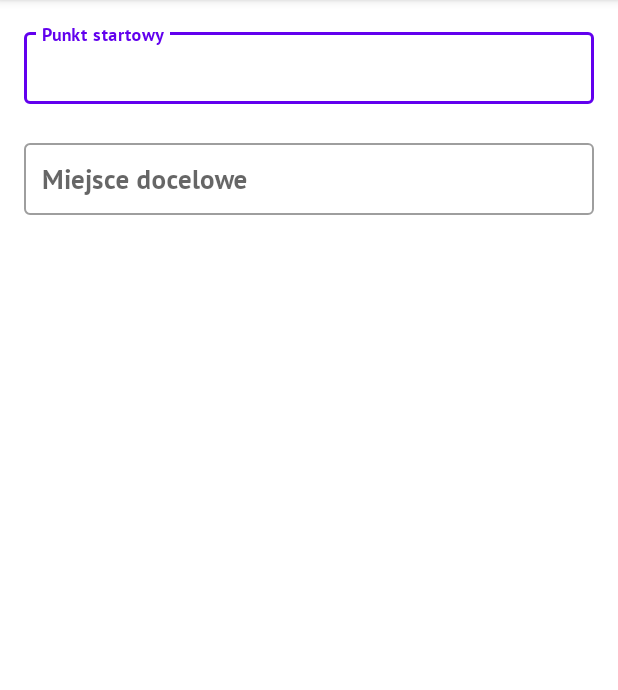
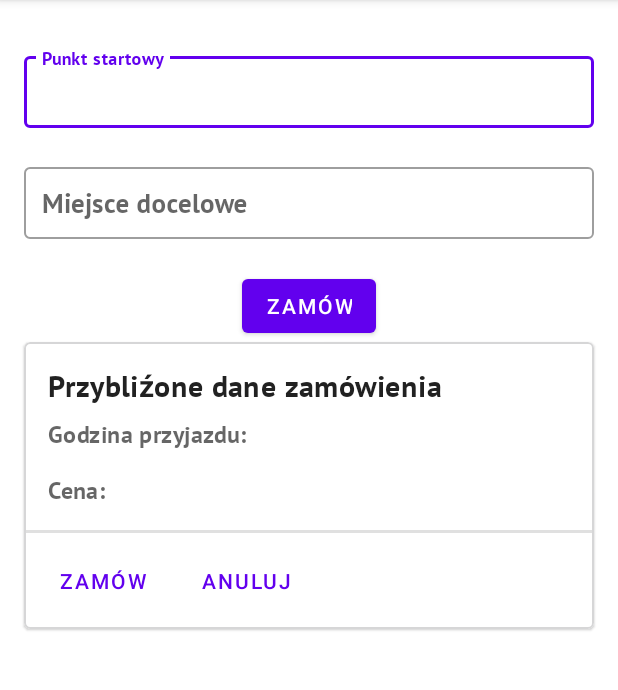
Before and after one commit to liscypis/Taxi_system, an Android app: the OrderActivity screen opened directly, with no data from a screen before it, on a phone screen of 412 x 824 dp, the part 84-774 px from its top. Run offline under Robolectric (Android 15) with nearby library versions, the phone set to English and light mode, and no system bars; 3 statements that could not run were skipped.

Commit message:
added RideDetailResponse.kt and RideRequest.kt and changed order layout

```diff
--- /dev/null
+++ b/ClientApp/app/src/main/java/com/lisowski/clientapp/models/RideDetailResponse.kt
@@ -0,0 +1,18 @@
+package com.lisowski.clientapp.models
+
+data class RideDetailResponse(
+    val idRide: Long,
+    val idDriver: Long,
+    val userDistance: Long,
+    val driverDistance: Long,
+    val userDuration: Long,
+    val driverDuration: Long,
+    val userPolyline: String,
+    val driverPolyline: String,
+    val userLocation: String,
+    val userDestination: String,
+    val userPhone: String,
+    val driverPhone: String,
+    val approxPrice: String
+) {
+}
--- /dev/null
+++ b/ClientApp/app/src/main/java/com/lisowski/clientapp/models/RideRequest.kt
@@ -0,0 +1,4 @@
+package com.lisowski.clientapp.models
+
+data class RideRequest(val userId: Long, val origin: String, val destination: String) {
+}
--- a/ClientApp/app/src/main/res/layout/activity_order.xml
+++ b/ClientApp/app/src/main/res/layout/activity_order.xml
@@ -12,7 +12,7 @@
         android:layout_width="0dp"
         android:layout_height="wrap_content"
         android:layout_marginStart="16dp"
-        android:layout_marginTop="16dp"
+        android:layout_marginTop="32dp"
         android:layout_marginEnd="16dp"
         app:helperText=" "
         app:helperTextEnabled="true"
@@ -32,6 +32,7 @@
     </com.google.android.material.textfield.TextInputLayout>
 
     <com.google.android.material.textfield.TextInputLayout
+        android:id="@+id/textInputLayout2"
         style="@style/Widget.MaterialComponents.TextInputLayout.OutlinedBox"
         android:layout_width="0dp"
         android:layout_height="wrap_content"
@@ -54,5 +55,97 @@
             android:paddingBottom="12dp" />
     </com.google.android.material.textfield.TextInputLayout>
 
+    <Button
+        android:id="@+id/orderBnt"
+        android:layout_width="wrap_content"
+        android:layout_height="wrap_content"
+        android:text="@string/order"
+        app:layout_constraintEnd_toEndOf="parent"
+        app:layout_constraintStart_toStartOf="parent"
+        app:layout_constraintTop_toBottomOf="@+id/textInputLayout2" />
+
+    <com.google.android.material.card.MaterialCardView
+        android:id="@+id/card"
+        android:layout_width="match_parent"
+        android:layout_height="wrap_content"
+        app:strokeColor="@color/places_text_black_alpha_26"
+        app:strokeWidth="1dp"
+        android:layout_marginStart="16dp"
+        android:layout_marginEnd="16dp"
+        app:layout_constraintEnd_toEndOf="parent"
+        app:layout_constraintStart_toStartOf="parent"
+        app:layout_constraintTop_toBottomOf="@+id/orderBnt">
+
+        <LinearLayout
+            android:layout_width="match_parent"
+            android:layout_height="wrap_content"
+            android:orientation="vertical">
+
+            <LinearLayout
+                android:layout_width="match_parent"
+                android:layout_height="wrap_content"
+                android:orientation="vertical"
+                android:padding="16dp">
+
+                <!-- Title, secondary and supporting text -->
+                <TextView
+                    android:layout_width="wrap_content"
+                    android:layout_height="wrap_content"
+                    android:fontFamily="@font/pt_sans_bold"
+                    android:text="@string/aproxOrderData"
+                    android:textAppearance="?attr/textAppearanceHeadline6" />
+
+                <TextView
+                    android:layout_width="wrap_content"
+                    android:layout_height="wrap_content"
+                    android:layout_marginTop="8dp"
+                    android:fontFamily="@font/pt_sans_bold"
+                    android:text="Godzina przyjazdu: "
+                    android:textAppearance="?attr/textAppearanceBody2"
+                    android:textColor="?android:attr/textColorSecondary"
+                    android:textSize="16sp" />
+
+                <TextView
+                    android:layout_width="wrap_content"
+                    android:layout_height="wrap_content"
+                    android:layout_marginTop="16dp"
+                    android:fontFamily="@font/pt_sans_bold"
+                    android:text="Cena: "
+                    android:textAppearance="?attr/textAppearanceBody2"
+                    android:textColor="?android:attr/textColorSecondary"
+                    android:textSize="16sp" />
+
+
+
+            </LinearLayout>
+            <View
+                android:layout_width="match_parent"
+                android:layout_height="2dp"
+                android:background="?android:attr/listDivider" />
+            <!-- Buttons -->
+            <LinearLayout
+                android:layout_width="wrap_content"
+                android:layout_height="wrap_content"
+                android:layout_margin="8dp"
+                android:orientation="horizontal">
+
+                <com.google.android.material.button.MaterialButton
+                    style="?attr/borderlessButtonStyle"
+                    android:layout_width="wrap_content"
+                    android:layout_height="wrap_content"
+                    android:layout_marginEnd="8dp"
+                    android:text="@string/order" />
+
+                <com.google.android.material.button.MaterialButton
+                    style="?attr/borderlessButtonStyle"
+                    android:layout_width="wrap_content"
+                    android:layout_height="wrap_content"
+                    android:text="@string/cancel" />
+            </LinearLayout>
+
+        </LinearLayout>
+
+    </com.google.android.material.card.MaterialCardView>
+
 
 </androidx.constraintlayout.widget.ConstraintLayout>
--- a/ClientApp/app/src/main/res/values/strings.xml
+++ b/ClientApp/app/src/main/res/values/strings.xml
@@ -2,4 +2,7 @@
     <string name="app_name">ClientApp</string>
     <string name="login">Zaloguj</string>
     <string name="singup">Zarejestruj</string>
+    <string name="order">Zamów</string>
+    <string name="cancel">Anuluj</string>
+    <string name="aproxOrderData">Przybliźone dane zamówienia</string>
 </resources>
```
